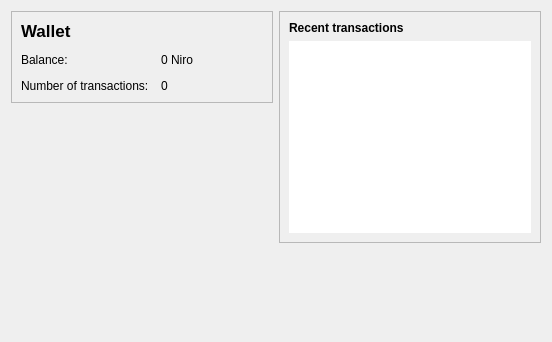
First picture: the form in src/qt/forms/overviewpage.ui, repository Nexusoft/Legacy, before the edit.
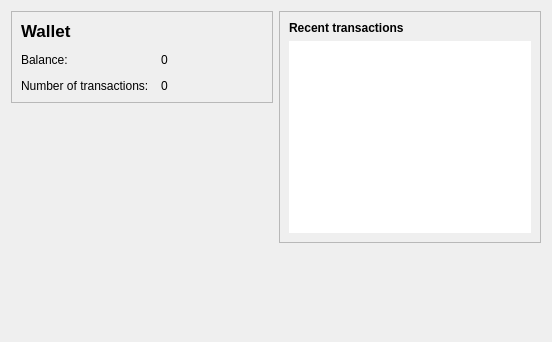
Second picture: the form after the edit.

The edit to the form file:
```diff
--- a/src/qt/forms/overviewpage.ui
+++ b/src/qt/forms/overviewpage.ui
@@ -44,7 +44,7 @@
         <item row="2" column="1">
          <widget class="QLabel" name="labelBalance">
           <property name="text">
-           <string notr="true">0 Niro</string>
+           <string notr="true">0</string>
           </property>
          </widget>
         </item>
```
